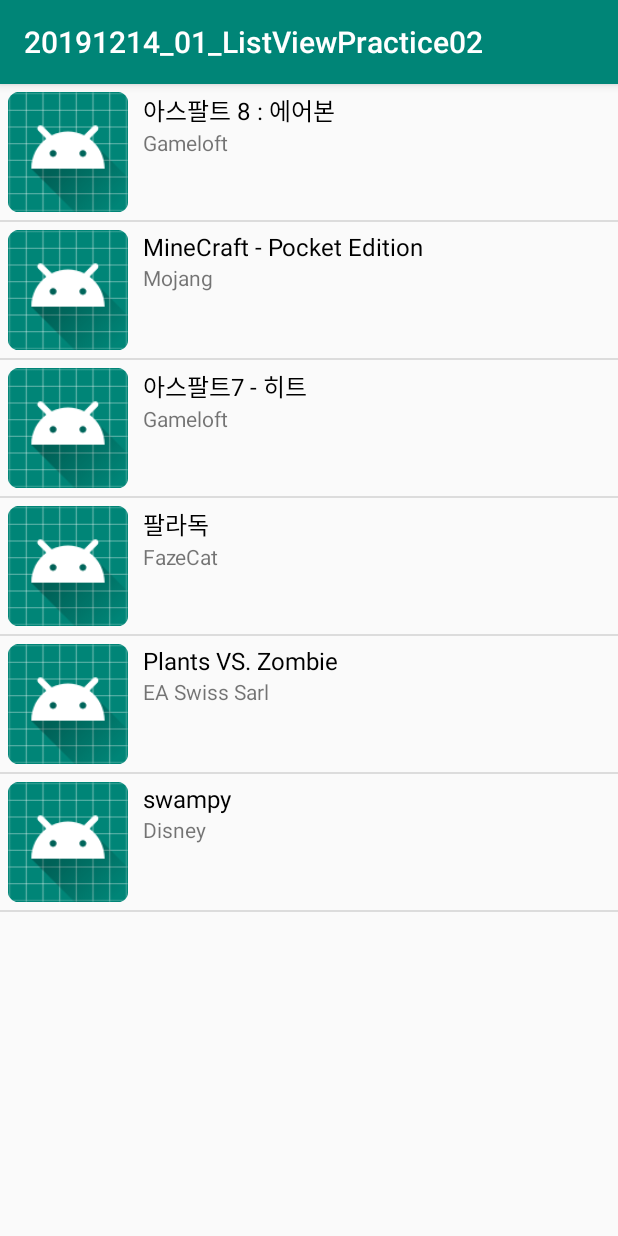
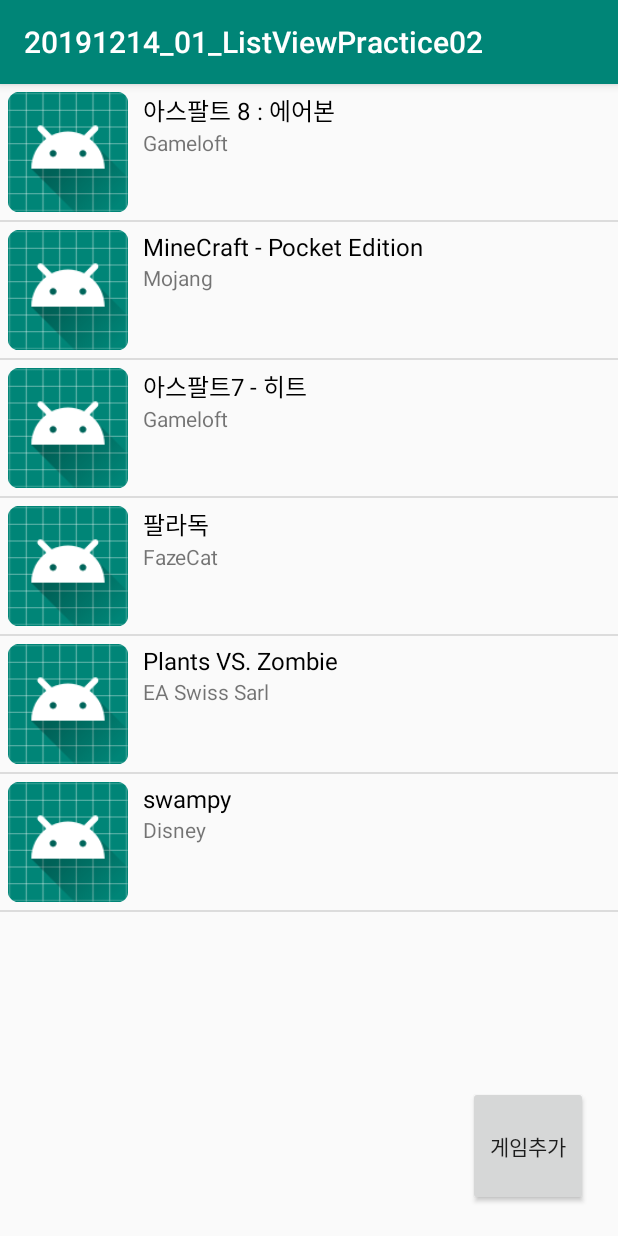
Before and after one commit to gyucode/20191214_01_ListViewPractice02, an Android app: the screen it shows after launch (MainActivity), on a phone screen of 412 x 824 dp. Run offline under Robolectric (Android 15) with nearby library versions, the phone set to English and light mode, and no system bars.

Commit message:
FrameLayout을 이용해서 게임 추가버튼을 우측 하단으로 배치

```diff
--- a/app/src/main/res/layout/activity_main.xml
+++ b/app/src/main/res/layout/activity_main.xml
@@ -7,9 +7,27 @@
     android:orientation="vertical"
     tools:context=".MainActivity">
 
-    <ListView
-        android:id="@+id/gameListView"
+    <FrameLayout
         android:layout_width="match_parent"
-        android:layout_height="match_parent"/>
+        android:layout_height="match_parent">
+
+        <ListView
+            android:id="@+id/gameListView"
+            android:layout_width="match_parent"
+            android:layout_height="match_parent"/>
+
+        <Button
+            android:id="@+id/addGameBtn"
+            android:layout_width="80dp"
+            android:layout_height="80dp"
+            android:layout_gravity="right|bottom"
+            android:layout_marginRight="20dp"
+            android:layout_marginBottom="20dp"
+            android:text="게임추가"/>
+
+
+
+    </FrameLayout>
+
 
 </LinearLayout>
```
